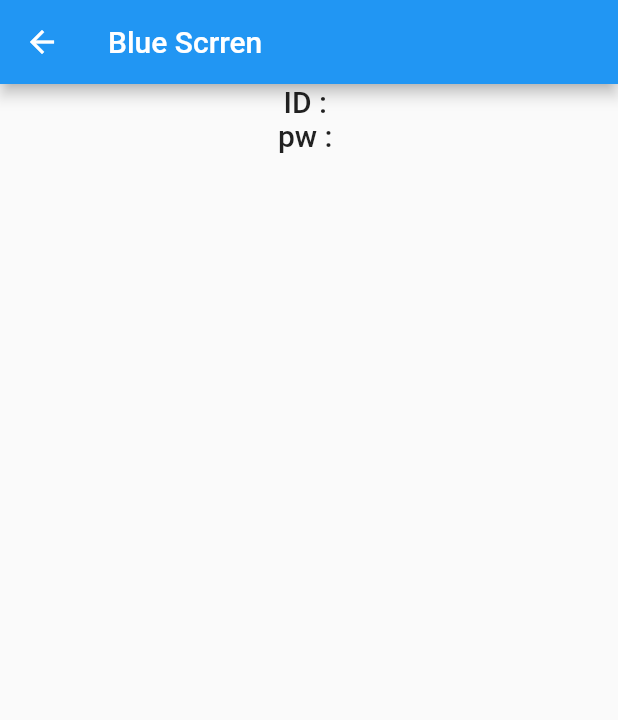
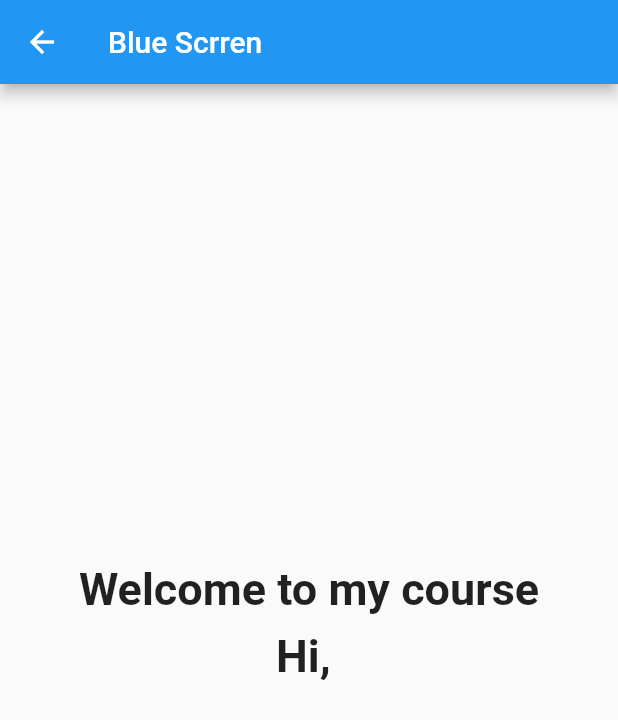
Before and after one commit to boot-coding/flutter-ex4, a Flutter app: the NextPageWidget screen opened directly with empty values, on a phone screen of 412 x 824 dp. Shown: the top 720 px of the screen. Run offline on Flutter 3.47's test engine with Material 2 defaults, Android fonts, the phone set to English and light mode, and no system bars.

Commit message:
example update

```diff
--- a/lib/next_page.dart
+++ b/lib/next_page.dart
@@ -16,9 +16,12 @@ class NextPageWidget extends StatelessWidget {
       ),
       body: Center(
         child: Column(
+          mainAxisAlignment: MainAxisAlignment.center,
           children: [
-            Text("ID : $_id", style: TextStyle(fontSize: 20.0, fontWeight: FontWeight.w500)),
-            Text("pw : $_pw",style: TextStyle(fontSize: 20.0, fontWeight: FontWeight.w500)),
+            Text("Welcome to my course", style: TextStyle(fontSize: 30.0, fontWeight: FontWeight.w700)),
+            SizedBox(height: 10),
+            Text("Hi, $_id", style: TextStyle(fontSize: 30.0, fontWeight: FontWeight.w600)),
+            SizedBox(height: 50),
           ],
         )
       ), // This trailing comma makes auto-formatting nicer for build methods.
```
